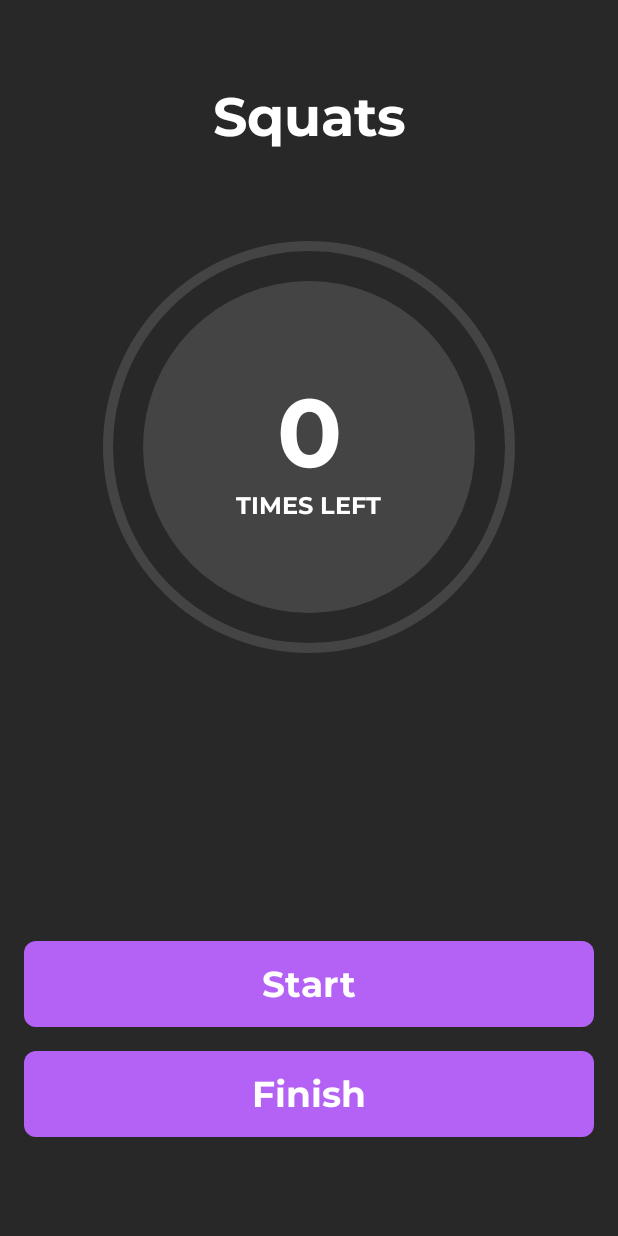
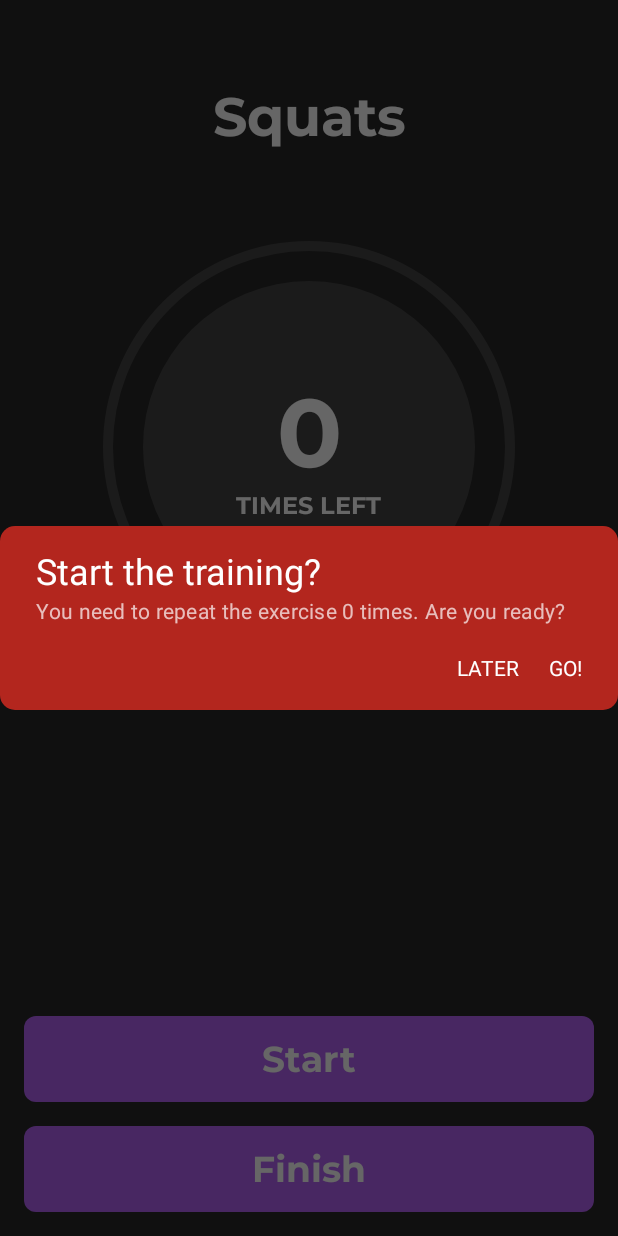
Before and after one commit to Max-Andersen/Super-Fit, an Android app built with Jetpack Compose: the @Preview function ExerciseScreenPreview, on a phone screen of 412 x 824 dp. Run offline under Robolectric (Android 15) with nearby library versions, the phone set to English and light mode, and no system bars; our stand-ins replace accompanist, livedata-compose; libraries missing offline, so code that uses them is left out: com.vmadalin.easypermissions; network calls fail; 4 statements that could not run were skipped.

Commit message:
little fixes in exercise screen

```diff
--- a/app/src/main/java/com/example/superfitcompose/ui/exercise/Controllers.kt
+++ b/app/src/main/java/com/example/superfitcompose/ui/exercise/Controllers.kt
@@ -36,18 +36,18 @@ fun Controllers(
         verticalArrangement = Arrangement.Bottom
     ) {
         if (isPaused) {
-            Button(onClick = onStart, enabled = !isFinished, text = R.string.start_exercise)
+            ControlButton(onClick = onStart, enabled = !isFinished, text = R.string.start_exercise)
             Spacer(modifier = Modifier.size(16.dp))
-            Button(onClick = onStop, text = R.string.finish_exercise)
+            ControlButton(onClick = onStop, text = R.string.finish_exercise)
         } else {
-            Button(onClick = onPause, text = R.string.pause_exercise)
+            ControlButton(onClick = onPause, text = R.string.pause_exercise)
         }
     }
 }
 
 
 @Composable
-internal fun Button(
+internal fun ControlButton(
     onClick: () -> Unit,
     enabled: Boolean = true,
     text: Int
--- a/app/src/main/java/com/example/superfitcompose/ui/exercise/ExerciseIntent.kt
+++ b/app/src/main/java/com/example/superfitcompose/ui/exercise/ExerciseIntent.kt
@@ -13,4 +13,6 @@ sealed class ExerciseIntent {
 
     data class ExerciseStepDone(val count: Int = 1) : ExerciseIntent()
 
+    object ErrorProceed: ExerciseIntent()
+
 }
--- a/app/src/main/java/com/example/superfitcompose/ui/exercise/ExerciseScreen.kt
+++ b/app/src/main/java/com/example/superfitcompose/ui/exercise/ExerciseScreen.kt
@@ -12,21 +12,33 @@ import androidx.compose.animation.core.animateFloatAsState
 import androidx.compose.animation.core.tween
 import androidx.compose.foundation.Image
 import androidx.compose.foundation.background
+import androidx.compose.foundation.clickable
 import androidx.compose.foundation.layout.Arrangement
 import androidx.compose.foundation.layout.Box
 import androidx.compose.foundation.layout.Column
+import androidx.compose.foundation.layout.Row
+import androidx.compose.foundation.layout.Spacer
 import androidx.compose.foundation.layout.aspectRatio
 import androidx.compose.foundation.layout.fillMaxSize
 import androidx.compose.foundation.layout.fillMaxWidth
 import androidx.compose.foundation.layout.padding
+import androidx.compose.foundation.layout.size
 import androidx.compose.foundation.shape.CircleShape
+import androidx.compose.foundation.shape.RoundedCornerShape
+import androidx.compose.material3.ExperimentalMaterial3Api
 import androidx.compose.material3.MaterialTheme
+import androidx.compose.material3.Scaffold
+import androidx.compose.material3.SnackbarDuration
+import androidx.compose.material3.SnackbarHost
+import androidx.compose.material3.SnackbarHostState
+import androidx.compose.material3.Surface
 import androidx.compose.material3.Text
 import androidx.compose.runtime.Composable
 import androidx.compose.runtime.DisposableEffect
 import androidx.compose.runtime.LaunchedEffect
 import androidx.compose.runtime.getValue
 import androidx.compose.runtime.livedata.observeAsState
+import androidx.compose.runtime.remember
 import androidx.compose.ui.Alignment
 import androidx.compose.ui.Modifier
 import androidx.compose.ui.draw.clip
@@ -41,10 +53,10 @@ import androidx.compose.ui.text.style.TextAlign
 import androidx.compose.ui.tooling.preview.Preview
 import androidx.compose.ui.unit.dp
 import androidx.compose.ui.unit.sp
+import androidx.compose.ui.window.Dialog
 import androidx.navigation.NavController
 import androidx.navigation.compose.rememberNavController
 import com.example.superfitcompose.R
-import com.example.superfitcompose.bottomPadding
 import com.example.superfitcompose.data.network.models.TrainingType
 import com.example.superfitcompose.ui.theme.SuperFitComposeTheme
 import com.vmadalin.easypermissions.EasyPermissions
@@ -60,10 +72,79 @@ internal var valueZ = 0f
 internal var movementDown = false
 internal var movementUp = false
 
+@Composable
+fun ShowLaunchedWarning(
+    exerciseType: TrainingType,
+    beginValue: Int,
+    sendIntent: (ExerciseIntent) -> Unit,
+    navigateUp: () -> Unit
+) {
+    Dialog(
+        onDismissRequest = {},
+    ) {
+        Surface(
+            modifier = Modifier,
+            shape = RoundedCornerShape(10.dp),
+            color = MaterialTheme.colorScheme.error
+        ) {
+            Box(
+                contentAlignment = Alignment.Center
+            ) {
+                Column(
+                    modifier = Modifier
+                        .padding(start = 24.dp, end = 24.dp, bottom = 15.dp, top = 15.dp)
+                ) {
+
+                    val text = when (exerciseType) {
+                        TrainingType.PLANK -> R.string.start_exercise_warning_seconds
+                        TrainingType.RUNNING -> R.string.start_exercise_warning_meters
+                        else -> R.string.start_exercise_warning_times
+                    }
+
+                    Text(
+                        text = stringResource(id = R.string.will_we_start_train),
+                        style = MaterialTheme.typography.headlineSmall,
+                    )
+
+                    Text(
+                        text = stringResource(id = text).format(beginValue),
+                        style = MaterialTheme.typography.bodyMedium,
+                        color = Color.White.copy(alpha = 0.7f)
+                    )
+
+                    Row(
+                        modifier = Modifier
+                            .padding(top = 20.dp)
+                            .fillMaxWidth(),
+                        horizontalArrangement = Arrangement.End
+                    ) {
+                        Text(
+                            text = stringResource(id = R.string.later),
+                            fontSize = 14.sp,
+                            color = MaterialTheme.colorScheme.onError,
+                            modifier = Modifier.clickable { navigateUp() }
+                        )
+                        Spacer(modifier = Modifier.size(20.dp))
+                        Text(
+                            text = stringResource(id = R.string.go),
+                            fontSize = 14.sp,
+                            color = MaterialTheme.colorScheme.onError,
+                            modifier = Modifier.clickable { sendIntent(ExerciseIntent.StartExercise) }
+                        )
+                    }
+
+                }
+            }
+        }
+
+    }
+}
+
 internal var sensitivity = 1.5f
 
 internal var sensorDelay = 500
 
+@OptIn(ExperimentalMaterial3Api::class)
 @Composable
 fun ExerciseScreen(
     navController: NavController,
@@ -71,6 +152,83 @@ fun ExerciseScreen(
     viewModel: ExerciseViewModel = koinViewModel()
 ) {
 
+    PrepareSensors(exerciseType, viewModel::processIntent)
+
+    val screenState by viewModel.getScreenState().observeAsState(ExerciseViewState())
+
+    if (screenState.launchedMessage) {
+        ShowLaunchedWarning(
+            exerciseType,
+            screenState.beginCounterValue,
+            viewModel::processIntent
+        ) { navController.navigateUp() }
+    }
+
+
+    SuperFitComposeTheme {
+        val snackbarHostState = remember {
+            SnackbarHostState()
+        }
+
+        Scaffold(snackbarHost = {
+            SnackbarHost(hostState = snackbarHostState)
+        }, containerColor = MaterialTheme.colorScheme.secondary) { paddings ->
+
+            val text = screenState.error?.let { stringResource(id = it) } ?: ""
+
+            LaunchedEffect(key1 = screenState.error) {
+                if (screenState.error != null) {
+                    snackbarHostState.showSnackbar(
+                        text,
+                        "Close",
+                        duration = SnackbarDuration.Long
+                    )
+                    viewModel.processIntent(ExerciseIntent.ErrorProceed)
+                }
+            }
+
+            Box(
+                modifier = Modifier
+                    .padding(paddings)
+                    .fillMaxSize()
+                    .background(MaterialTheme.colorScheme.secondary),
+                contentAlignment = Alignment.Center
+            ) {
+                Column(modifier = Modifier) {
+                    Text(
+                        text = with(Locale.ROOT) {
+                            exerciseType.name.lowercase(this)
+                                .replaceFirstChar { if (it.isLowerCase()) it.titlecase(this) else it.toString() }
+                        },
+                        style = MaterialTheme.typography.headlineMedium,
+                        textAlign = TextAlign.Center,
+                        modifier = Modifier
+                            .fillMaxWidth()
+                            .padding(top = 56.dp)
+                    )
+                    ExerciseCounter(
+                        screenState.counter,
+                        if (screenState.beginCounterValue == 0) 1 else screenState.beginCounterValue,
+                        screenState.finished,
+                        exerciseType
+                    )
+
+                    Controllers(screenState.pause,
+                        screenState.finished,
+                        onPause = { viewModel.processIntent(ExerciseIntent.PauseExercise) },
+                        onStart = { viewModel.processIntent(ExerciseIntent.StartExercise) },
+                        onStop = { viewModel.processIntent(ExerciseIntent.FinishExercise) })
+                }
+            }
+
+        }
+
+
+    }
+}
+
+@Composable
+fun PrepareSensors(exerciseType: TrainingType, sendIntent: (ExerciseIntent) -> Unit) {
     val isActivityRecognitionPermissionFree = false
     val isActivityRecognitionPermissionGranted = EasyPermissions.hasPermissions(
         LocalContext.current, ACTIVITY_RECOGNITION
@@ -89,7 +247,6 @@ fun ExerciseScreen(
     val sensorManager =
         LocalContext.current.getSystemService(Context.SENSOR_SERVICE) as SensorManager
 
-    val content = LocalContext.current
 
     var previousTotalSteps = 0f
 
@@ -99,8 +256,8 @@ fun ExerciseScreen(
 
             if (curTime - lastUpdate > sensorDelay) {
                 lastUpdate = curTime
-                processSensorMovement(event, exerciseType, content) {
-                    viewModel.processIntent(
+                processSensorMovement(event, exerciseType) {
+                    sendIntent(
                         ExerciseIntent.ExerciseStepDone()
                     )
                 }
@@ -119,7 +276,7 @@ fun ExerciseScreen(
             val currentSteps = totalSteps.toInt() - previousTotalSteps
             previousTotalSteps = totalSteps
 
-            viewModel.processIntent(
+            sendIntent(
                 ExerciseIntent.ExerciseStepDone(currentSteps.toInt())
             )
         }
@@ -129,7 +286,7 @@ fun ExerciseScreen(
     }
 
     LaunchedEffect(key1 = true) {
-        viewModel.processIntent(ExerciseIntent.LoadExerciseData(exerciseType))
+        sendIntent(ExerciseIntent.LoadExerciseData(exerciseType))
 
         when (exerciseType) {
             TrainingType.PLANK -> {
@@ -163,48 +320,10 @@ fun ExerciseScreen(
             sensorManager.unregisterListener(stepCountListener)
         }
     }
-
-
-    SuperFitComposeTheme {
-        val screenState by viewModel.getScreenState().observeAsState(ExerciseViewState())
-
-        Box(
-            modifier = Modifier
-                .fillMaxSize()
-                .background(MaterialTheme.colorScheme.secondary),
-            contentAlignment = Alignment.Center
-        ) {
-            Column(modifier = Modifier.padding(bottom = bottomPadding * 2)) {
-                Text(
-                    text = with(Locale.ROOT) {
-                        exerciseType.name.lowercase(this)
-                            .replaceFirstChar { if (it.isLowerCase()) it.titlecase(this) else it.toString() }
-                    },
-                    style = MaterialTheme.typography.headlineMedium,
-                    textAlign = TextAlign.Center,
-                    modifier = Modifier
-                        .fillMaxWidth()
-                        .padding(top = 56.dp)
-                )
-                ExerciseCounter(
-                    screenState.counter,
-                    if (screenState.beginCounterValue == 0) 1 else screenState.beginCounterValue,
-                    screenState.finished,
-                    exerciseType
-                )
-
-                Controllers(screenState.pause,
-                    screenState.finished,
-                    onPause = { viewModel.processIntent(ExerciseIntent.PauseExercise) },
-                    onStart = { viewModel.processIntent(ExerciseIntent.StartExercise) },
-                    onStop = { viewModel.processIntent(ExerciseIntent.FinishExercise) })
-            }
-        }
-    }
 }
 
 fun processSensorMovement(
-    event: SensorEvent, exerciseType: TrainingType, context: Context, processIntent: () -> Unit,
+    event: SensorEvent, exerciseType: TrainingType, processIntent: () -> Unit,
 ) {
     valueY = event.values[1]
     valueZ = event.values[2]
@@ -289,7 +408,7 @@ fun ExerciseProgress(
         if (finished) {
             if (counter <= 0 || exerciseType == TrainingType.CRUNCH) {
                 Image(
-                    painter = painterResource(id = R.drawable.complete_tick),
+                    painter = painterResource(id = R.drawable.completed_tick),
                     contentDescription = null,
                 )
             } else {
--- a/app/src/main/java/com/example/superfitcompose/ui/exercise/ExerciseViewState.kt
+++ b/app/src/main/java/com/example/superfitcompose/ui/exercise/ExerciseViewState.kt
@@ -4,10 +4,13 @@ import kotlinx.coroutines.flow.MutableStateFlow
 import kotlinx.coroutines.flow.StateFlow
 
 data class ExerciseViewState(
+    val launchedMessage: Boolean = true,
+    val error: Int? = null,
+
     val pause: Boolean = true,
-
     val finished: Boolean = false,
 
     val counter: Int = 0,
     val beginCounterValue: Int = 0,
+    val saved: Boolean = false
 )
--- a/app/src/main/java/com/example/superfitcompose/ui/trainprogress/TrainProgressViewModel.kt
+++ b/app/src/main/java/com/example/superfitcompose/ui/trainprogress/TrainProgressViewModel.kt
@@ -48,8 +48,6 @@ class TrainProgressViewModel(
                                 squatsTrainProgress = getTrainProgressForExercise(squats),
                                 runningTrainProgress = getTrainProgressForExercise(running),
                             )
-
-
                         }
                     }
                 }
@@ -64,5 +62,4 @@ class TrainProgressViewModel(
             }
         }
     }
-
 }
--- a/app/src/main/res/values/strings.xml
+++ b/app/src/main/res/values/strings.xml
@@ -74,6 +74,14 @@
     <string name="progress_percents">%1$s%%</string>
 
 
+    <string name="will_we_start_train">Start the training?</string>
+    <string name="start_exercise_warning_seconds">You need to do the exercise for %1s seconds. Are you ready?</string>
+    <string name="start_exercise_warning_times">You need to repeat the exercise %1s times. Are you ready?</string>
+    <string name="start_exercise_warning_meters">You need to run %1s meters. Are you ready?</string>
+
+    <string name="later">LATER</string>
+    <string name="go">GO!</string>
+    <string name="try_to_save_twice_error">You have already saved the result!</string>
 
 
     <string name="push_ups">Push-Ups</string>
```
Also changed, not shown: app/src/main/java/com/example/superfitcompose/MainActivity.kt (+8 -14 lines), app/src/main/java/com/example/superfitcompose/ui/exercise/ExerciseViewModel.kt (+21 -10 lines), app/src/main/java/com/example/superfitcompose/ui/trainprogress/TrainProgressScreen.kt (+8 -3 lines), app/src/main/res/drawable/completed_tick.xml (renamed from app/src/main/res/drawable/complete_tick.xml).
